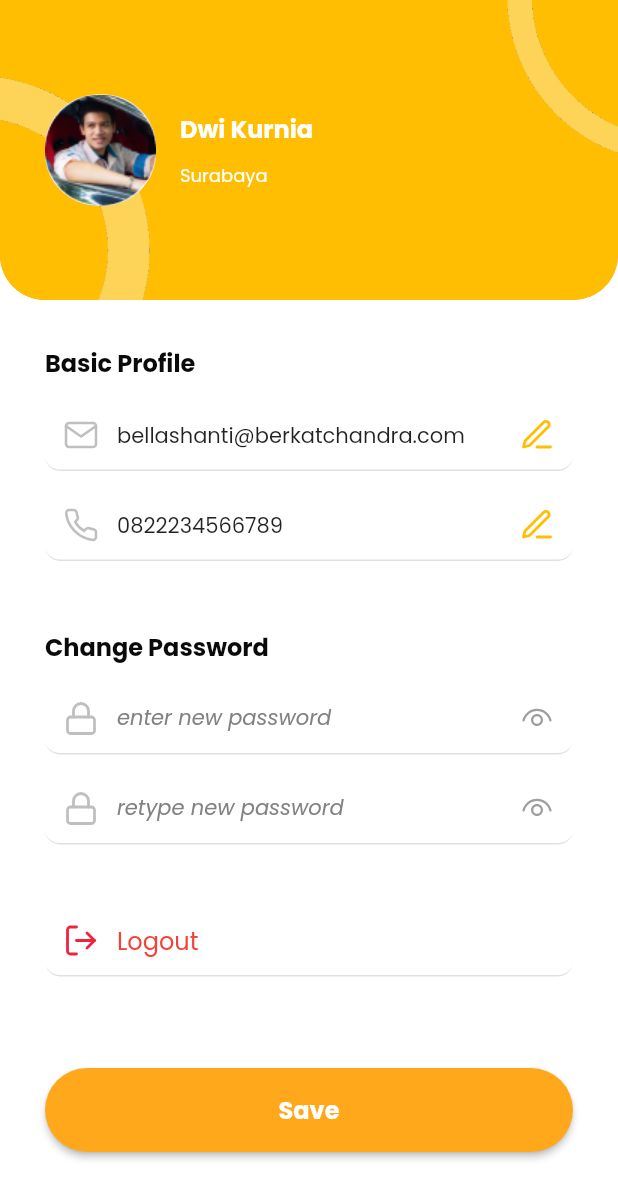
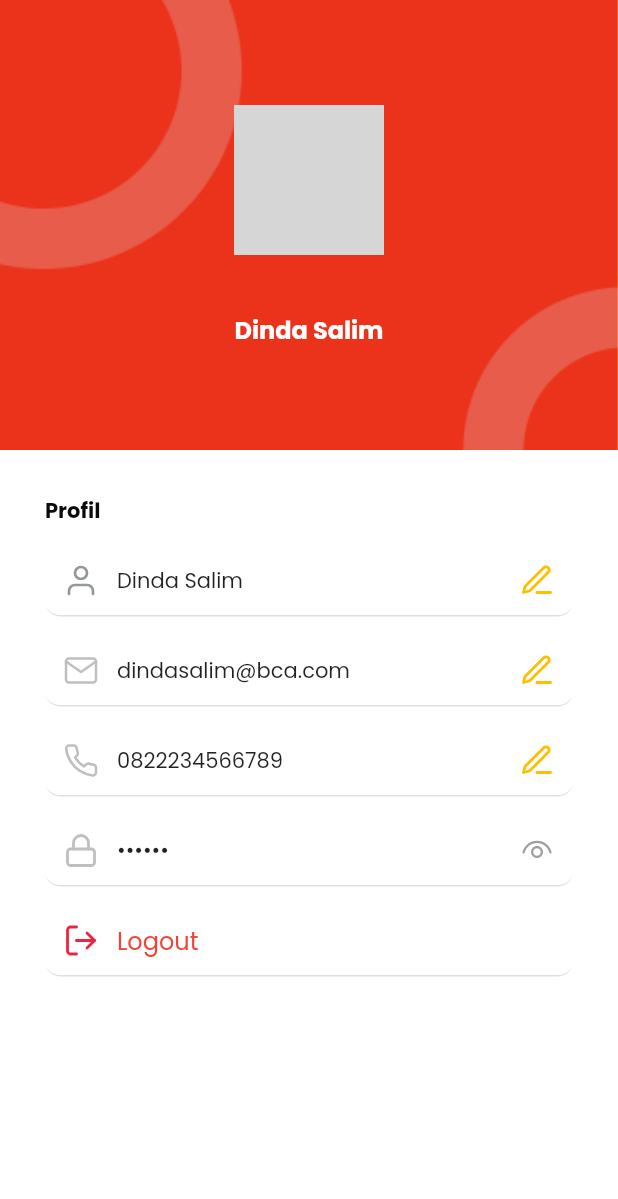
Before and after one commit to Gusrinda/becca_inventory, a Flutter app: the ProfilePage screen opened directly, on a phone screen of 412 x 824 dp. Shown: the top 1199 px of the screen. Run offline on Flutter 3.47's test engine with Material 2 defaults, Android fonts, the phone set to English and light mode, and no system bars; our stand-ins replace badges, bloc, dio, equatable, expandable, firebase_core and 16 more; missing offline and left inert: dio_flutter_transformer, flimer, flutter_hud, simple_ripple_animation; accounts and stored records are empty; generated files the repository leaves out were written again; project files that could hold a hidden picture were left out; grey boxes are pictures that could not be loaded.

Commit message:
Profile Page
making profile page

```diff
--- a/lib/src/presentation/views/profile/profile_page.dart
+++ b/lib/src/presentation/views/profile/profile_page.dart
@@ -28,30 +28,32 @@ class _ProfilePageState extends State<ProfilePage> {
         children: [
           Container(
             decoration: BoxDecoration(
-                borderRadius: BorderRadius.only(
-                  bottomLeft: Radius.circular(30),
-                  bottomRight: Radius.circular(30),
+              color: themeOrangeBg,
+              image: DecorationImage(
+                fit: BoxFit.cover,
+                image: AssetImage("assets/BgOrange.png"),
+              ),
+            ),
+            padding: const EdgeInsets.symmetric(horizontal: 30, vertical: 20),
+            height: 300,
+            child: Column(
+              mainAxisAlignment: MainAxisAlignment.center,
+              children: [
+                const SizedBox(
+                  height: 50,
                 ),
-                color: themeOrangeBg,
-                image: DecorationImage(
-                    fit: BoxFit.cover,
-                    image: AssetImage(Assets.images.bgOrange.path))),
-            padding: const EdgeInsets.symmetric(horizontal: 30, vertical: 20),
-            height: 200,
-            child: Row(
-              children: [
                 GestureDetector(
                   onTap: () {},
                   child: Container(
                     decoration: BoxDecoration(
                         color: Colors.white,
-                        borderRadius: BorderRadius.circular(35)),
-                    width: 74,
-                    height: 74,
+                        borderRadius: BorderRadius.circular(75)),
+                    width: 100,
+                    height: 100,
                     child: ClipRRect(
-                      borderRadius: BorderRadius.circular(35),
+                      borderRadius: BorderRadius.circular(100),
                       child: Image.asset(
-                        Assets.images.profileSupir.path,
+                        "",
                         fit: BoxFit.cover,
                       ),
                     ),
@@ -60,25 +62,20 @@ class _ProfilePageState extends State<ProfilePage> {
                 const SizedBox(
                   width: 16,
                 ),
-                Expanded(
+                const Expanded(
                   child: Column(
                     mainAxisAlignment: MainAxisAlignment.center,
                     crossAxisAlignment: CrossAxisAlignment.start,
                     children: [
                       Text(
-                        "Dwi Kurnia",
-                        style: const TextStyle(
+                        "Dinda Salim",
+                        style: TextStyle(
                             color: Colors.white,
                             fontWeight: FontWeight.w700,
                             fontSize: 16),
                       ),
-                      const SizedBox(
+                      SizedBox(
                         height: 10,
-                      ),
-                      Text(
-                        "Surabaya",
-                        style:
-                            const TextStyle(color: Colors.white, fontSize: 12),
                       ),
                     ],
                   ),
@@ -92,13 +89,17 @@ class _ProfilePageState extends State<ProfilePage> {
               crossAxisAlignment: CrossAxisAlignment.start,
               children: [
                 const Text(
-                  "Basic Profile",
+                  "Profil",
                   style: TextStyle(
-                    fontSize: 16,
-                    fontWeight: FontWeight.w700,
+                    fontSize: 14,
+                    fontWeight: FontWeight.bold,
                     color: themeFontDefault,
                   ),
                 ),
+                const SizedBox(
+                  height: 12,
+                ),
+                const FormInputUserProfile(),
                 const SizedBox(
                   height: 12,
                 ),
@@ -112,26 +113,11 @@ class _ProfilePageState extends State<ProfilePage> {
                 // ),
                 // FormInputGenderProfile(),
                 const SizedBox(
-                  height: 45,
-                ),
-                const Text(
-                  "Change Password",
-                  style: TextStyle(
-                    fontSize: 16,
-                    fontWeight: FontWeight.w700,
-                    color: themeFontDefault,
-                  ),
-                ),
-                const SizedBox(
                   height: 12,
                 ),
                 const FormInputNewPassword(),
                 const SizedBox(
                   height: 12,
-                ),
-                const FormInputNewPasswordConfirmation(),
-                const SizedBox(
-                  height: 40,
                 ),
                 GestureDetector(
                   child: ButtonLogout(
@@ -142,27 +128,6 @@ class _ProfilePageState extends State<ProfilePage> {
             ),
           )
         ],
-      ),
-      bottomNavigationBar: SafeArea(
-        minimum:
-            const EdgeInsets.fromLTRB(30, 0, 30, kBottomNavigationBarHeight),
-        child: ElevatedButton(
-          onPressed: () async {},
-          style: ElevatedButton.styleFrom(
-              backgroundColor: themeOrange,
-              shape: RoundedRectangleBorder(
-                  borderRadius: BorderRadius.circular(30))),
-          child: const Padding(
-            padding: EdgeInsets.symmetric(vertical: 16),
-            child: Text(
-              "Save",
-              style: TextStyle(
-                  fontSize: 16,
-                  color: Colors.white,
-                  fontWeight: FontWeight.w700),
-            ),
-          ),
-        ),
       ),
     );
   }
@@ -240,7 +205,6 @@ class FormInputNewPasswordConfirmation extends StatelessWidget {
           ),
           enabled: true,
           obscureText: true,
-          hintText: 'retype new password',
           textEditingController: null,
           textInputAction: TextInputAction.next,
           trailing: GestureDetector(
@@ -308,7 +272,9 @@ class FormInputNewPassword extends StatelessWidget {
           enabled: true,
           obscureText: true,
           hintText: 'enter new password',
-          textEditingController: null,
+          textEditingController: TextEditingController(
+            text: "Logout",
+          ),
           textInputAction: TextInputAction.next,
           onChanged: (password) => {},
         ),
@@ -331,11 +297,10 @@ class FormInputPhoneProfile extends StatelessWidget {
       child: Material(
         color: Colors.transparent,
         child: FormzUnderlineTextField(
-          trailing:  Padding(
+          trailing: Padding(
             padding: const EdgeInsets.all(12),
             child: SvgPicture.asset(
               Assets.material.edit,
-
             ),
           ),
           leading: Container(
@@ -344,7 +309,6 @@ class FormInputPhoneProfile extends StatelessWidget {
             width: 16,
             child: SvgPicture.asset(
               Assets.material.phone,
-
             ),
           ),
           enabled: true,
@@ -381,7 +345,6 @@ class FormInputEmailProfile extends StatelessWidget {
             padding: const EdgeInsets.all(12),
             child: SvgPicture.asset(
               Assets.material.edit,
-
             ),
           ),
           leading: Container(
@@ -390,13 +353,12 @@ class FormInputEmailProfile extends StatelessWidget {
             width: 16,
             child: SvgPicture.asset(
               Assets.material.mail,
-
             ),
           ),
           autofocus: false,
           keyboardType: TextInputType.emailAddress,
           textEditingController:
-              TextEditingController(text: "bellashanti@berkatchandra.com"),
+              TextEditingController(text: "dindasalim@bca.com"),
           onChanged: (email) {
             // context.read<PersonalDataBloc>().add(OnPersonalChanged(
             //       email: email,
@@ -410,3 +372,48 @@ class FormInputEmailProfile extends StatelessWidget {
     );
   }
 }
+
+class FormInputUserProfile extends StatelessWidget {
+  const FormInputUserProfile({
+    Key? key,
+  }) : super(key: key);
+
+  @override
+  Widget build(BuildContext context) {
+    return Hero(
+      tag: 'Form-nama-user',
+      flightShuttleBuilder: flightShuttleBuilder,
+      // ignore: prefer_const_constructors
+      child: Material(
+        color: Colors.transparent,
+        child: FormzUnderlineTextField(
+          trailing: Padding(
+            padding: const EdgeInsets.all(12),
+            child: SvgPicture.asset(
+              Assets.material.edit,
+            ),
+          ),
+          leading: Container(
+            padding: const EdgeInsets.all(12),
+            height: 16,
+            width: 16,
+            child: SvgPicture.asset(
+              Assets.material.user,
+            ),
+          ),
+          autofocus: false,
+          keyboardType: TextInputType.emailAddress,
+          textEditingController: TextEditingController(text: "Dinda Salim"),
+          onChanged: (email) {
+            // context.read<PersonalDataBloc>().add(OnPersonalChanged(
+            //       email: email,
+            //       phone: state.fieldPhone.value,
+            //       gender: state.fieldGender.value,
+            //     ))
+          },
+          textInputAction: TextInputAction.next,
+        ),
+      ),
+    );
+  }
+}
```
Also changed, not shown: pubspec.yaml (+26 -25 lines), assets/BgOrange.png (added).
